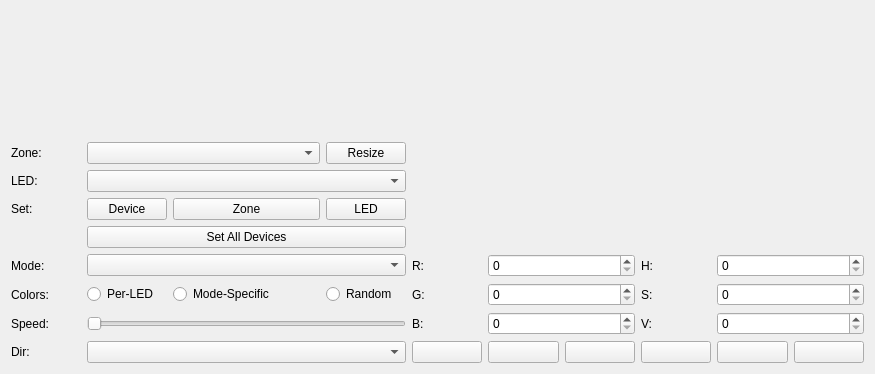
Old version of the form qt/OpenRGBDevicePage.ui in the repository CalcProgrammer1/OpenRGB.
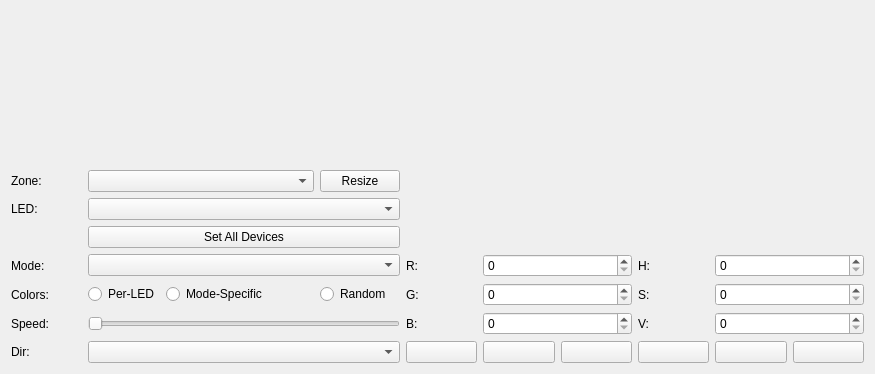
New version of the form. Custom widgets are drawn as their Qt base class.

Commit message:
WIP: Instant color setting, buttons removed
Code cleanup by Adam Honse <calcprogrammer1@gmail.com>

```diff
--- a/qt/OpenRGBDevicePage.ui
+++ b/qt/OpenRGBDevicePage.ui
@@ -14,263 +14,166 @@
    <string>Frame</string>
   </property>
   <layout class="QGridLayout" name="gridLayout">
-   <item row="8" column="0">
-    <widget class="QLabel" name="SpeedLabel">
-     <property name="text">
-      <string>Speed:</string>
-     </property>
-    </widget>
+   <item row="10" column="1" colspan="4">
+    <widget class="QComboBox" name="DirectionBox"/>
    </item>
-   <item row="6" column="6" colspan="2">
-    <widget class="QSpinBox" name="RedSpinBox">
+   <item row="7" column="6" colspan="2">
+    <widget class="QSpinBox" name="BlueSpinBox">
      <property name="maximum">
       <number>255</number>
      </property>
     </widget>
    </item>
-   <item row="1" column="0">
-    <widget class="QLabel" name="ZoneLabel">
+   <item row="10" column="10">
+    <widget class="QPushButton" name="ButtonMagenta">
      <property name="text">
-      <string>Zone:</string>
+      <string/>
      </property>
     </widget>
    </item>
-   <item row="7" column="8">
+   <item row="6" column="8">
     <widget class="QLabel" name="SatLabel">
      <property name="text">
       <string>S:</string>
      </property>
     </widget>
    </item>
-   <item row="11" column="6">
-    <widget class="QPushButton" name="ButtonYellow">
-     <property name="text">
-      <string/>
+   <item row="7" column="1" colspan="4">
+    <widget class="QSlider" name="SpeedSlider">
+     <property name="orientation">
+      <enum>Qt::Horizontal</enum>
      </property>
     </widget>
    </item>
-   <item row="7" column="5">
+   <item row="7" column="9" colspan="2">
+    <widget class="QSpinBox" name="ValSpinBox">
+     <property name="maximum">
+      <number>255</number>
+     </property>
+    </widget>
+   </item>
+   <item row="1" column="5" rowspan="3" colspan="6">
+    <widget class="ColorWheel" name="ColorWheelBox" native="true">
+     <property name="sizePolicy">
+      <sizepolicy hsizetype="Preferred" vsizetype="Preferred">
+       <horstretch>0</horstretch>
+       <verstretch>0</verstretch>
+      </sizepolicy>
+     </property>
+    </widget>
+   </item>
+   <item row="6" column="5">
     <widget class="QLabel" name="GreenLabel">
      <property name="text">
       <string>G:</string>
      </property>
     </widget>
    </item>
-   <item row="11" column="8">
-    <widget class="QPushButton" name="ButtonCyan">
-     <property name="text">
-      <string/>
-     </property>
-    </widget>
-   </item>
-   <item row="7" column="1">
-    <widget class="QRadioButton" name="PerLEDCheck">
-     <property name="text">
-      <string>Per-LED</string>
-     </property>
-    </widget>
-   </item>
-   <item row="7" column="2" colspan="2">
-    <widget class="QRadioButton" name="ModeSpecificCheck">
-     <property name="text">
-      <string>Mode-Specific</string>
-     </property>
-    </widget>
-   </item>
-   <item row="6" column="5">
-    <widget class="QLabel" name="RedLabel">
-     <property name="text">
-      <string>R:</string>
-     </property>
-    </widget>
-   </item>
-   <item row="7" column="4">
-    <widget class="QRadioButton" name="RandomCheck">
-     <property name="text">
-      <string>Random</string>
-     </property>
-    </widget>
-   </item>
-   <item row="11" column="10">
-    <widget class="QPushButton" name="ButtonMagenta">
-     <property name="text">
-      <string/>
-     </property>
-    </widget>
-   </item>
    <item row="6" column="0">
-    <widget class="QLabel" name="ModeLabel">
+    <widget class="QLabel" name="ColorLabel">
      <property name="text">
-      <string>Mode:</string>
+      <string>Colors:</string>
      </property>
     </widget>
    </item>
-   <item row="8" column="9" colspan="2">
-    <widget class="QSpinBox" name="ValSpinBox">
+   <item row="5" column="9" colspan="2">
+    <widget class="QSpinBox" name="HueSpinBox">
      <property name="maximum">
-      <number>255</number>
+      <number>359</number>
      </property>
     </widget>
    </item>
-   <item row="8" column="6" colspan="2">
-    <widget class="QSpinBox" name="BlueSpinBox">
-     <property name="maximum">
-      <number>255</number>
-     </property>
-    </widget>
-   </item>
-   <item row="7" column="6" colspan="2">
+   <item row="6" column="6" colspan="2">
     <widget class="QSpinBox" name="GreenSpinBox">
      <property name="maximum">
       <number>255</number>
      </property>
     </widget>
    </item>
-   <item row="3" column="4">
-    <widget class="QPushButton" name="SetLEDButton">
+   <item row="6" column="1">
+    <widget class="QRadioButton" name="PerLEDCheck">
      <property name="text">
-      <string>LED</string>
+      <string>Per-LED</string>
      </property>
     </widget>
    </item>
-   <item row="2" column="0">
-    <widget class="QLabel" name="LEDLabel">
-     <property name="text">
-      <string>LED:</string>
-     </property>
-    </widget>
-   </item>
-   <item row="6" column="8">
+   <item row="5" column="8">
     <widget class="QLabel" name="HueLabel">
      <property name="text">
       <string>H:</string>
      </property>
     </widget>
    </item>
-   <item row="7" column="0">
-    <widget class="QLabel" name="ColorLabel">
-     <property name="text">
-      <string>Colors:</string>
-     </property>
-    </widget>
-   </item>
-   <item row="6" column="1" colspan="4">
+   <item row="5" column="1" colspan="4">
     <widget class="QComboBox" name="ModeBox"/>
    </item>
-   <item row="4" column="1" colspan="4">
-    <widget class="QPushButton" name="SetAllButton">
+   <item row="5" column="0">
+    <widget class="QLabel" name="ModeLabel">
      <property name="text">
-      <string>Set All Devices</string>
+      <string>Mode:</string>
      </property>
     </widget>
    </item>
-   <item row="8" column="1" colspan="4">
-    <widget class="QSlider" name="SpeedSlider">
-     <property name="orientation">
-      <enum>Qt::Horizontal</enum>
+   <item row="10" column="6">
+    <widget class="QPushButton" name="ButtonYellow">
+     <property name="text">
+      <string/>
      </property>
     </widget>
    </item>
-   <item row="11" column="0">
-    <widget class="QLabel" name="DirectionLabel">
+   <item row="10" column="7">
+    <widget class="QPushButton" name="ButtonGreen">
      <property name="text">
-      <string>Dir:</string>
+      <string/>
      </property>
     </widget>
    </item>
-   <item row="3" column="0">
-    <widget class="QLabel" name="SetLabel">
+   <item row="5" column="5">
+    <widget class="QLabel" name="RedLabel">
      <property name="text">
-      <string>Set:</string>
+      <string>R:</string>
      </property>
     </widget>
    </item>
-   <item row="8" column="8">
+   <item row="7" column="8">
     <widget class="QLabel" name="ValLabel">
      <property name="text">
       <string>V:</string>
      </property>
     </widget>
    </item>
-   <item row="11" column="7">
-    <widget class="QPushButton" name="ButtonGreen">
+   <item row="7" column="0">
+    <widget class="QLabel" name="SpeedLabel">
      <property name="text">
-      <string/>
+      <string>Speed:</string>
      </property>
     </widget>
    </item>
-   <item row="11" column="9">
-    <widget class="QPushButton" name="ButtonBlue">
+   <item row="3" column="1" colspan="4">
+    <widget class="QPushButton" name="SetAllButton">
      <property name="text">
-      <string/>
+      <string>Set All Devices</string>
      </property>
     </widget>
    </item>
-   <item row="3" column="1">
-    <widget class="QPushButton" name="SetDeviceButton">
-     <property name="text">
-      <string>Device</string>
-     </property>
-    </widget>
-   </item>
-   <item row="8" column="5">
+   <item row="7" column="5">
     <widget class="QLabel" name="BlueLabel">
      <property name="text">
       <string>B:</string>
      </property>
     </widget>
    </item>
-   <item row="1" column="1" colspan="3">
-    <widget class="QComboBox" name="ZoneBox"/>
-   </item>
-   <item row="11" column="1" colspan="4">
-    <widget class="QComboBox" name="DirectionBox"/>
-   </item>
-   <item row="3" column="2" colspan="2">
-    <widget class="QPushButton" name="SetZoneButton">
-     <property name="text">
-      <string>Zone</string>
-     </property>
-    </widget>
-   </item>
-   <item row="2" column="1" colspan="4">
-    <widget class="QComboBox" name="LEDBox"/>
-   </item>
-   <item row="1" column="4">
-    <widget class="QPushButton" name="ResizeButton">
-     <property name="text">
-      <string>Resize</string>
-     </property>
-    </widget>
-   </item>
-   <item row="11" column="5">
+   <item row="10" column="5">
     <widget class="QPushButton" name="ButtonRed">
      <property name="text">
       <string/>
      </property>
     </widget>
    </item>
-   <item row="7" column="9" colspan="2">
-    <widget class="QSpinBox" name="SatSpinBox">
-     <property name="maximum">
-      <number>255</number>
-     </property>
-    </widget>
-   </item>
    <item row="6" column="9" colspan="2">
-    <widget class="QSpinBox" name="HueSpinBox">
+    <widget class="QSpinBox" name="SatSpinBox">
      <property name="maximum">
-      <number>359</number>
-     </property>
-    </widget>
-   </item>
-   <item row="1" column="5" rowspan="4" colspan="6">
-    <widget class="ColorWheel" name="ColorWheelBox" native="true">
-     <property name="sizePolicy">
-      <sizepolicy hsizetype="Preferred" vsizetype="Preferred">
-       <horstretch>0</horstretch>
-       <verstretch>0</verstretch>
-      </sizepolicy>
+      <number>255</number>
      </property>
     </widget>
    </item>
@@ -290,6 +193,75 @@
      </property>
     </widget>
    </item>
+   <item row="10" column="9">
+    <widget class="QPushButton" name="ButtonBlue">
+     <property name="text">
+      <string/>
+     </property>
+    </widget>
+   </item>
+   <item row="2" column="1" colspan="4">
+    <widget class="QComboBox" name="LEDBox"/>
+   </item>
+   <item row="1" column="1" colspan="3">
+    <widget class="QComboBox" name="ZoneBox"/>
+   </item>
+   <item row="6" column="2" colspan="2">
+    <widget class="QRadioButton" name="ModeSpecificCheck">
+     <property name="text">
+      <string>Mode-Specific</string>
+     </property>
+    </widget>
+   </item>
+   <item row="2" column="0">
+    <widget class="QLabel" name="LEDLabel">
+     <property name="text">
+      <string>LED:</string>
+     </property>
+    </widget>
+   </item>
+   <item row="6" column="4">
+    <widget class="QRadioButton" name="RandomCheck">
+     <property name="text">
+      <string>Random</string>
+     </property>
+    </widget>
+   </item>
+   <item row="10" column="0">
+    <widget class="QLabel" name="DirectionLabel">
+     <property name="text">
+      <string>Dir:</string>
+     </property>
+    </widget>
+   </item>
+   <item row="5" column="6" colspan="2">
+    <widget class="QSpinBox" name="RedSpinBox">
+     <property name="maximum">
+      <number>255</number>
+     </property>
+    </widget>
+   </item>
+   <item row="1" column="4">
+    <widget class="QPushButton" name="ResizeButton">
+     <property name="text">
+      <string>Resize</string>
+     </property>
+    </widget>
+   </item>
+   <item row="1" column="0">
+    <widget class="QLabel" name="ZoneLabel">
+     <property name="text">
+      <string>Zone:</string>
+     </property>
+    </widget>
+   </item>
+   <item row="10" column="8">
+    <widget class="QPushButton" name="ButtonCyan">
+     <property name="text">
+      <string/>
+     </property>
+    </widget>
+   </item>
   </layout>
  </widget>
  <customwidgets>
```
Left out of the diff: 3 changed lines with no effect on the pictures. The commit also changes 3 other files.
